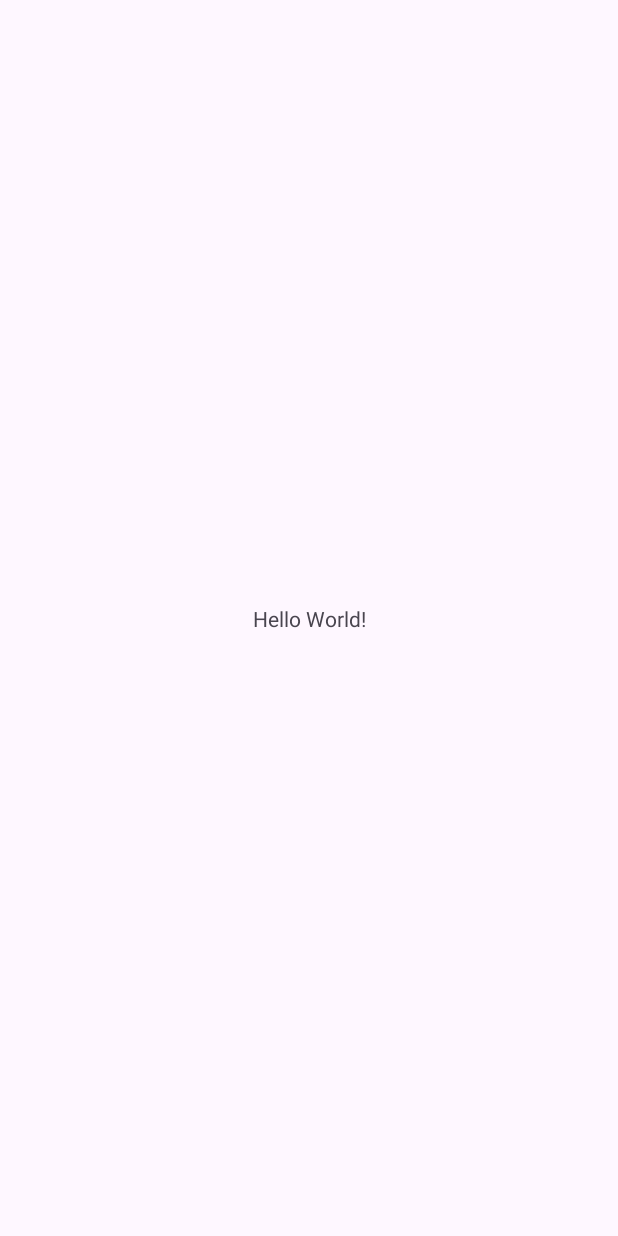
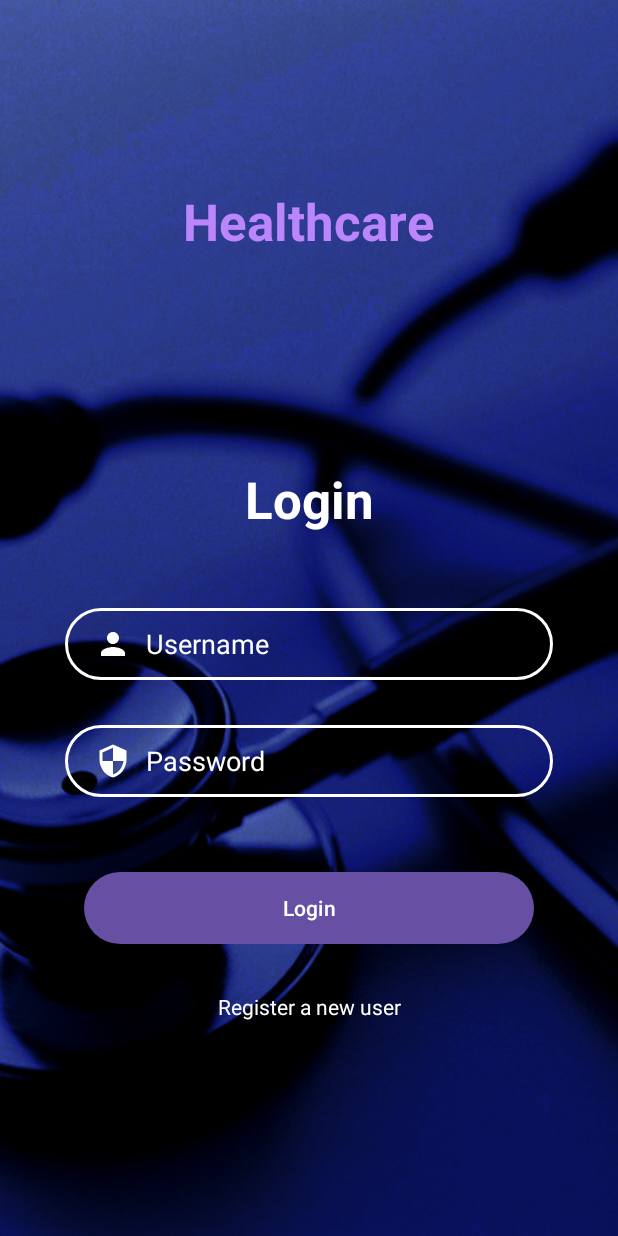
Before and after one commit to Saimone2/healthcare-app, an Android app: the screen it shows after launch (MainActivity before the commit, LoginActivity after it), on a phone screen of 412 x 824 dp. Before the commit the screen is almost empty. Run offline under Robolectric (Android 15) with nearby library versions, the phone set to English and light mode, and no system bars.

Commit message:
created layout for login

```diff
--- a/app/src/main/AndroidManifest.xml
+++ b/app/src/main/AndroidManifest.xml
@@ -14,9 +14,6 @@
         tools:targetApi="31">
         <activity
             android:name=".LoginActivity"
-            android:exported="false" />
-        <activity
-            android:name=".MainActivity"
             android:exported="true">
             <intent-filter>
                 <action android:name="android.intent.action.MAIN" />
--- /dev/null
+++ b/app/src/main/java/com/saimone/healthcareapp/LoginActivity.java
@@ -0,0 +1,14 @@
+package com.saimone.healthcareapp;
+
+import androidx.appcompat.app.AppCompatActivity;
+
+import android.os.Bundle;
+
+public class LoginActivity extends AppCompatActivity {
+
+    @Override
+    protected void onCreate(Bundle savedInstanceState) {
+        super.onCreate(savedInstanceState);
+        setContentView(R.layout.activity_login);
+    }
+}
--- /dev/null
+++ b/app/src/main/res/layout/activity_login.xml
@@ -0,0 +1,110 @@
+<?xml version="1.0" encoding="utf-8"?>
+<androidx.constraintlayout.widget.ConstraintLayout xmlns:android="http://schemas.android.com/apk/res/android"
+    xmlns:app="http://schemas.android.com/apk/res-auto"
+    xmlns:tools="http://schemas.android.com/tools"
+    android:layout_width="match_parent"
+    android:layout_height="match_parent"
+    android:background="@drawable/back1"
+    tools:context=".LoginActivity">
+
+    <TextView
+        android:id="@+id/tvHealthcare"
+        android:layout_width="wrap_content"
+        android:layout_height="wrap_content"
+        android:text="@string/healthcare"
+        android:textColor="@color/purple_200"
+        android:textSize="34sp"
+        android:textStyle="bold"
+        app:layout_constraintBottom_toBottomOf="parent"
+        app:layout_constraintEnd_toEndOf="parent"
+        app:layout_constraintHorizontal_bias="0.5"
+        app:layout_constraintStart_toStartOf="parent"
+        app:layout_constraintTop_toTopOf="parent"
+        app:layout_constraintVertical_bias="0.160" />
+
+    <TextView
+        android:id="@+id/tvLoginTitle"
+        android:layout_width="wrap_content"
+        android:layout_height="wrap_content"
+        android:text="@string/login"
+        android:textColor="@color/white"
+        android:textSize="34sp"
+        android:textStyle="bold"
+        app:layout_constraintBottom_toBottomOf="parent"
+        app:layout_constraintEnd_toEndOf="parent"
+        app:layout_constraintHorizontal_bias="0.5"
+        app:layout_constraintStart_toStartOf="parent"
+        app:layout_constraintTop_toBottomOf="@+id/tvHealthcare"
+        app:layout_constraintVertical_bias="0.230" />
+
+    <EditText
+        android:id="@+id/etLoginUsername"
+        android:layout_width="325dp"
+        android:layout_height="48dp"
+        android:layout_marginTop="50dp"
+        android:autofillHints="username"
+        android:background="@drawable/input_bg"
+        android:drawableStart="@drawable/ic_baseline_person_24"
+        android:drawablePadding="10dp"
+        android:ems="10"
+        android:hint="@string/username"
+        android:inputType="textPersonName"
+        android:paddingStart="20dp"
+        android:paddingTop="10dp"
+        android:paddingEnd="10dp"
+        android:paddingBottom="10dp"
+        android:textColor="@color/white"
+        android:textColorHint="@color/white"
+        app:layout_constraintEnd_toEndOf="parent"
+        app:layout_constraintHorizontal_bias="0.5"
+        app:layout_constraintStart_toStartOf="parent"
+        app:layout_constraintTop_toBottomOf="@+id/tvLoginTitle" />
+
+    <EditText
+        android:id="@+id/etLoginPassword"
+        android:layout_width="325dp"
+        android:layout_height="48dp"
+        android:layout_marginTop="30dp"
+        android:autofillHints="password"
+        android:background="@drawable/input_bg"
+        android:drawableStart="@drawable/ic_baseline_security_24"
+        android:drawablePadding="10dp"
+        android:ems="10"
+        android:hint="@string/password"
+        android:inputType="textPassword"
+        android:paddingStart="20dp"
+        android:paddingTop="10dp"
+        android:paddingEnd="10dp"
+        android:paddingBottom="10dp"
+        android:textColor="@color/white"
+        android:textColorHint="@color/white"
+        app:layout_constraintEnd_toEndOf="parent"
+        app:layout_constraintHorizontal_bias="0.5"
+        app:layout_constraintStart_toStartOf="parent"
+        app:layout_constraintTop_toBottomOf="@+id/etLoginUsername"
+        tools:ignore="TextFields" />
+
+    <Button
+        android:id="@+id/btnLogin"
+        android:layout_width="300dp"
+        android:layout_height="48dp"
+        android:layout_marginTop="50dp"
+        android:background="@drawable/btn_bg"
+        android:text="@string/login"
+        app:layout_constraintEnd_toEndOf="parent"
+        app:layout_constraintHorizontal_bias="0.5"
+        app:layout_constraintStart_toStartOf="parent"
+        app:layout_constraintTop_toBottomOf="@+id/etLoginPassword" />
+
+    <TextView
+        android:id="@+id/tvNewUser"
+        android:layout_width="wrap_content"
+        android:layout_height="wrap_content"
+        android:layout_marginTop="32dp"
+        android:text="@string/register_a_new_user"
+        android:textColor="@color/white"
+        app:layout_constraintEnd_toEndOf="parent"
+        app:layout_constraintHorizontal_bias="0.5"
+        app:layout_constraintStart_toStartOf="parent"
+        app:layout_constraintTop_toBottomOf="@+id/btnLogin" />
+</androidx.constraintlayout.widget.ConstraintLayout>
--- a/app/src/main/res/values/colors.xml
+++ b/app/src/main/res/values/colors.xml
@@ -1,5 +1,10 @@
 <?xml version="1.0" encoding="utf-8"?>
 <resources>
+    <color name="purple_200">#FFBB86FC</color>
+    <color name="purple_500">#FF6200EE</color>
+    <color name="purple_700">#FF3700B3</color>
+    <color name="teal_200">#FF03DAC5</color>
+    <color name="teal_700">#FF018786</color>
     <color name="black">#FF000000</color>
     <color name="white">#FFFFFFFF</color>
     <color name="primaryDark">#3262C4</color>
--- a/app/src/main/res/values/strings.xml
+++ b/app/src/main/res/values/strings.xml
@@ -1,4 +1,8 @@
 <resources>
     <string name="app_name">healthcare-app</string>
     <string name="healthcare">Healthcare</string>
+    <string name="password">Password</string>
+    <string name="username">Username</string>
+    <string name="login">Login</string>
+    <string name="register_a_new_user">Register a new user</string>
 </resources>
```
